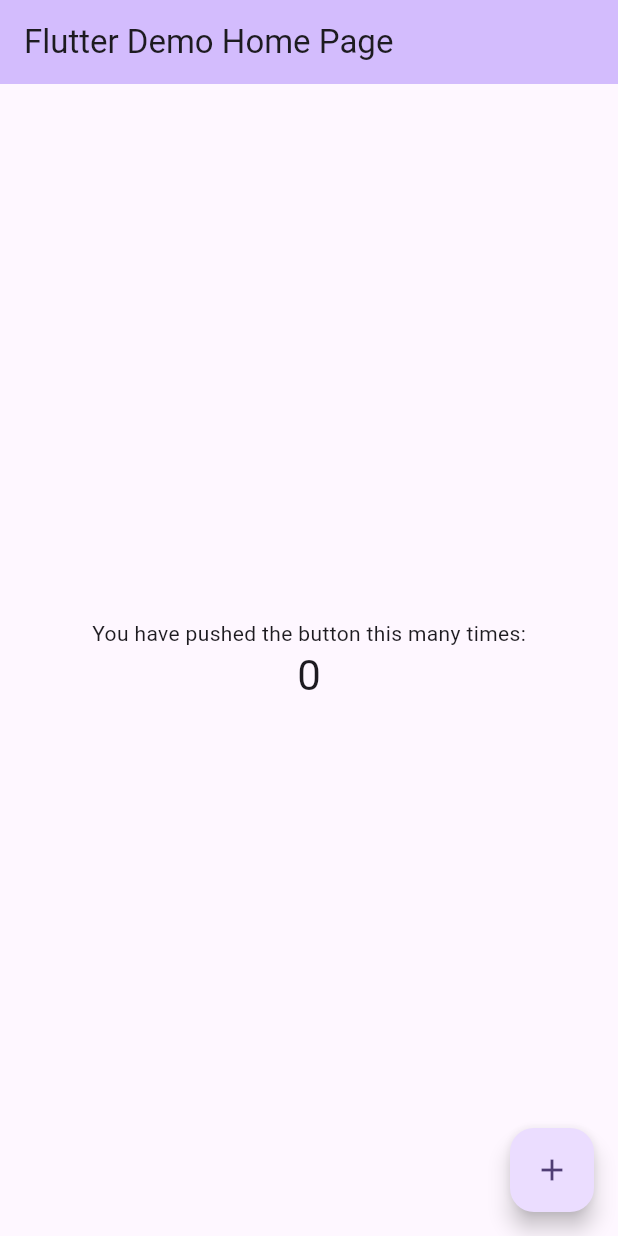
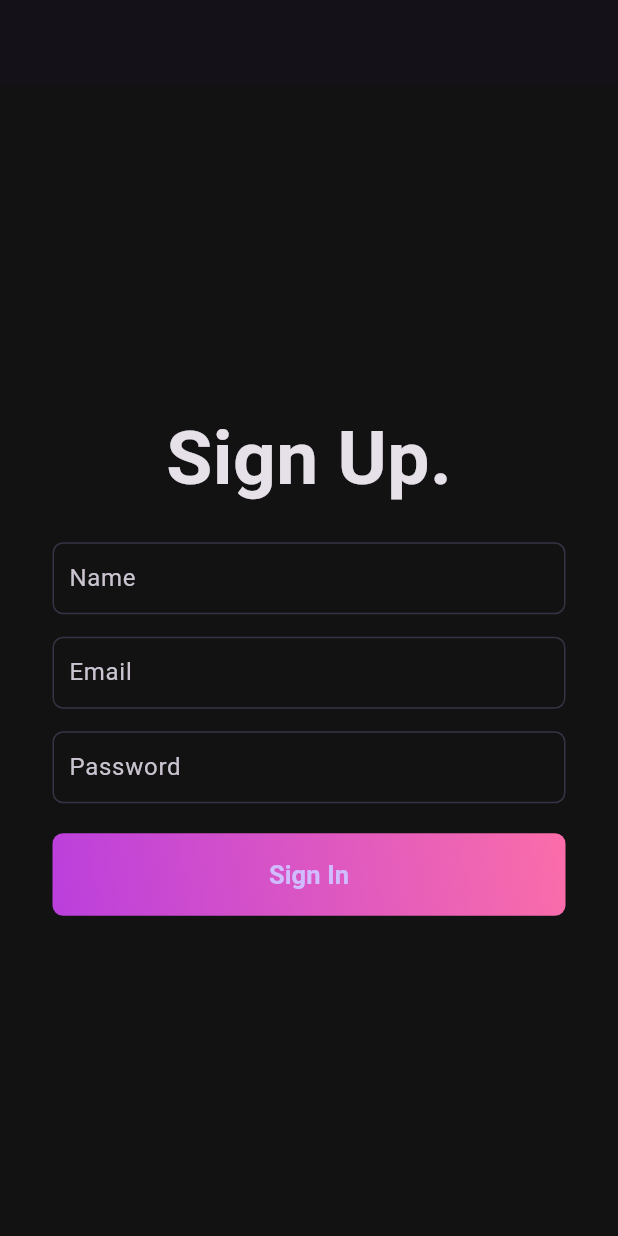
Before and after one commit to cu83/demo_app, a Flutter app: the screen it shows after launch, on a phone screen of 412 x 824 dp. Run offline on Flutter 3.47's test engine with Material 3 defaults, Android fonts, the phone set to English and light mode, and no system bars.

Commit message:
Sign Up Page

```diff
--- /dev/null
+++ b/demo_app/lib/core/theme/app_pallete.dart
@@ -0,0 +1,20 @@
+import 'package:flutter/material.dart';
+
+class Pallete {
+  static const cardColor = Color.fromRGBO(30, 30, 30, 1);
+  static const greenColor = Colors.green;
+  static const subtitleText = Color(0xffa7a7a7);
+  static const inactiveBottomBarItemColor = Color(0xffababab);
+
+  static const Color backgroundColor = Color.fromRGBO(18, 18, 18, 1);
+  static const Color gradient1 = Color.fromRGBO(187, 63, 221, 1);
+  static const Color gradient2 = Color.fromRGBO(251, 109, 169, 1);
+  static const Color gradient3 = Color.fromRGBO(255, 159, 124, 1);
+  static const Color borderColor = Color.fromRGBO(52, 51, 67, 1);
+  static const Color whiteColor = Colors.white;
+  static const Color greyColor = Colors.grey;
+  static const Color errorColor = Colors.redAccent;
+  static const Color transparentColor = Colors.transparent;
+
+  static const Color inactiveSeekColor = Colors.white38;
+}
--- /dev/null
+++ b/demo_app/lib/core/theme/theme.dart
@@ -0,0 +1,18 @@
+import 'package:demo_app/core/theme/app_pallete.dart';
+import 'package:flutter/material.dart';
+
+class AppTheme {
+  static OutlineInputBorder _border(Color color) => OutlineInputBorder(
+    borderSide: BorderSide(color: color),
+    borderRadius: BorderRadius.circular(7),
+  );
+
+  static final darkThemeMode = ThemeData.dark().copyWith(
+    scaffoldBackgroundColor: Pallete.backgroundColor,
+    inputDecorationTheme: InputDecorationTheme(
+      contentPadding: EdgeInsets.all(7),
+      focusedBorder: _border(Pallete.gradient2),
+      enabledBorder: _border(Pallete.borderColor),
+    ),
+  );
+}
--- /dev/null
+++ b/demo_app/lib/core/widgets/custom_field.dart
@@ -0,0 +1,12 @@
+import 'package:flutter/material.dart';
+
+class CustomField extends StatelessWidget {
+  final String hintText;
+
+  const CustomField({super.key, required this.hintText});
+
+  @override
+  Widget build(BuildContext context) {
+    return TextFormField(decoration: InputDecoration(hintText: hintText));
+  }
+}
--- /dev/null
+++ b/demo_app/lib/features/auth/view/pages/sign_up_page.dart
@@ -0,0 +1,39 @@
+import 'package:demo_app/core/widgets/custom_field.dart';
+import 'package:demo_app/features/auth/view/widgets/authwidgetbutton.dart';
+import 'package:flutter/material.dart';
+
+class SignUpPage extends StatefulWidget {
+  const SignUpPage({super.key});
+
+  @override
+  State<SignUpPage> createState() => _SignUpPageState();
+}
+
+class _SignUpPageState extends State<SignUpPage> {
+  @override
+  Widget build(BuildContext context) {
+    return Scaffold(
+      appBar: AppBar(),
+      body: Padding(
+        padding: const EdgeInsets.all(35),
+        child: Column(
+          mainAxisAlignment: MainAxisAlignment.center,
+          children: [
+            Text(
+              'Sign Up.',
+              style: TextStyle(fontWeight: FontWeight.bold, fontSize: 50),
+            ),
+            SizedBox(height: 20),
+            CustomField(hintText: 'Name'),
+            SizedBox(height: 15),
+            CustomField(hintText: 'Email'),
+            SizedBox(height: 15),
+            CustomField(hintText: 'Password'),
+            SizedBox(height: 20),
+            Authwidgetbutton(buttonText: 'Sign In'),
+          ],
+        ),
+      ),
+    );
+  }
+}
--- /dev/null
+++ b/demo_app/lib/features/auth/view/widgets/authwidgetbutton.dart
@@ -0,0 +1,34 @@
+import 'package:demo_app/core/theme/app_pallete.dart';
+import 'package:flutter/material.dart';
+
+class Authwidgetbutton extends StatelessWidget {
+  final String buttonText;
+
+  const Authwidgetbutton({super.key, required this.buttonText});
+
+  @override
+  Widget build(BuildContext context) {
+    return Container(
+      decoration: BoxDecoration(
+        gradient: const LinearGradient(
+          colors: [Pallete.gradient1, Pallete.gradient2],
+          begin: Alignment.bottomLeft,
+          end: Alignment.topRight,
+        ),
+        borderRadius: BorderRadius.circular(7),
+      ),
+      child: ElevatedButton(
+        onPressed: () {},
+        style: ElevatedButton.styleFrom(
+          fixedSize: const Size(395, 55),
+          backgroundColor: Pallete.transparentColor,
+          shadowColor: Pallete.transparentColor,
+        ),
+        child: Text(
+          buttonText,
+          style: const TextStyle(fontSize: 17, fontWeight: FontWeight.w600),
+        ),
+      ),
+    );
+  }
+}
--- a/demo_app/lib/main.dart
+++ b/demo_app/lib/main.dart
@@ -1,3 +1,5 @@
+import 'package:demo_app/core/theme/theme.dart';
+import 'package:demo_app/features/auth/view/pages/sign_up_page.dart';
 import 'package:flutter/material.dart';
 
 void main() {
@@ -7,116 +9,12 @@ void main() {
 class MyApp extends StatelessWidget {
   const MyApp({super.key});
 
-  // This widget is the root of your application.
   @override
   Widget build(BuildContext context) {
     return MaterialApp(
       title: 'Flutter Demo',
-      theme: ThemeData(
-        // This is the theme of your application.
-        //
-        // TRY THIS: Try running your application with "flutter run". You'll see
-        // the application has a purple toolbar. Then, without quitting the app,
-        // try changing the seedColor in the colorScheme below to Colors.green
-        // and then invoke "hot reload" (save your changes or press the "hot
-        // reload" button in a Flutter-supported IDE, or press "r" if you used
-        // the command line to start the app).
-        //
-        // Notice that the counter didn't reset back to zero; the application
-        // state is not lost during the reload. To reset the state, use hot
-        // restart instead.
-        //
-        // This works for code too, not just values: Most code changes can be
-        // tested with just a hot reload.
-        colorScheme: ColorScheme.fromSeed(seedColor: Colors.deepPurple),
-      ),
-      home: const MyHomePage(title: 'Flutter Demo Home Page'),
+      theme: AppTheme.darkThemeMode,
+      home: SignUpPage(),
     );
   }
 }
-
-class MyHomePage extends StatefulWidget {
-  const MyHomePage({super.key, required this.title});
-
-  // This widget is the home page of your application. It is stateful, meaning
-  // that it has a State object (defined below) that contains fields that affect
-  // how it looks.
-
-  // This class is the configuration for the state. It holds the values (in this
-  // case the title) provided by the parent (in this case the App widget) and
-  // used by the build method of the State. Fields in a Widget subclass are
-  // always marked "final".
-
-  final String title;
-
-  @override
-  State<MyHomePage> createState() => _MyHomePageState();
-}
-
-class _MyHomePageState extends State<MyHomePage> {
-  int _counter = 0;
-
-  void _incrementCounter() {
-    setState(() {
-      // This call to setState tells the Flutter framework that something has
-      // changed in this State, which causes it to rerun the build method below
-      // so that the display can reflect the updated values. If we changed
-      // _counter without calling setState(), then the build method would not be
-      // called again, and so nothing would appear to happen.
-      _counter++;
-    });
-  }
-
-  @override
-  Widget build(BuildContext context) {
-    // This method is rerun every time setState is called, for instance as done
-    // by the _incrementCounter method above.
-    //
-    // The Flutter framework has been optimized to make rerunning build methods
-    // fast, so that you can just rebuild anything that needs updating rather
-    // than having to individually change instances of widgets.
-    return Scaffold(
-      appBar: AppBar(
-        // TRY THIS: Try changing the color here to a specific color (to
-        // Colors.amber, perhaps?) and trigger a hot reload to see the AppBar
-        // change color while the other colors stay the same.
-        backgroundColor: Theme.of(context).colorScheme.inversePrimary,
-        // Here we take the value from the MyHomePage object that was created by
-        // the App.build method, and use it to set our appbar title.
-        title: Text(widget.title),
-      ),
-      body: Center(
-        // Center is a layout widget. It takes a single child and positions it
-        // in the middle of the parent.
-        child: Column(
-          // Column is also a layout widget. It takes a list of children and
-          // arranges them vertically. By default, it sizes itself to fit its
-          // children horizontally, and tries to be as tall as its parent.
-          //
-          // Column has various properties to control how it sizes itself and
-          // how it positions its children. Here we use mainAxisAlignment to
-          // center the children vertically; the main axis here is the vertical
-          // axis because Columns are vertical (the cross axis would be
-          // horizontal).
-          //
-          // TRY THIS: Invoke "debug painting" (choose the "Toggle Debug Paint"
-          // action in the IDE, or press "p" in the console), to see the
-          // wireframe for each widget.
-          mainAxisAlignment: MainAxisAlignment.center,
-          children: <Widget>[
-            const Text('You have pushed the button this many times:'),
-            Text(
-              '$_counter',
-              style: Theme.of(context).textTheme.headlineMedium,
-            ),
-          ],
-        ),
-      ),
-      floatingActionButton: FloatingActionButton(
-        onPressed: _incrementCounter,
-        tooltip: 'Increment',
-        child: const Icon(Icons.add),
-      ), // This trailing comma makes auto-formatting nicer for build methods.
-    );
-  }
-}
```
Also changed, not shown: demo_app/lib/features/auth/view/pages/log_in_page.dart (added).
